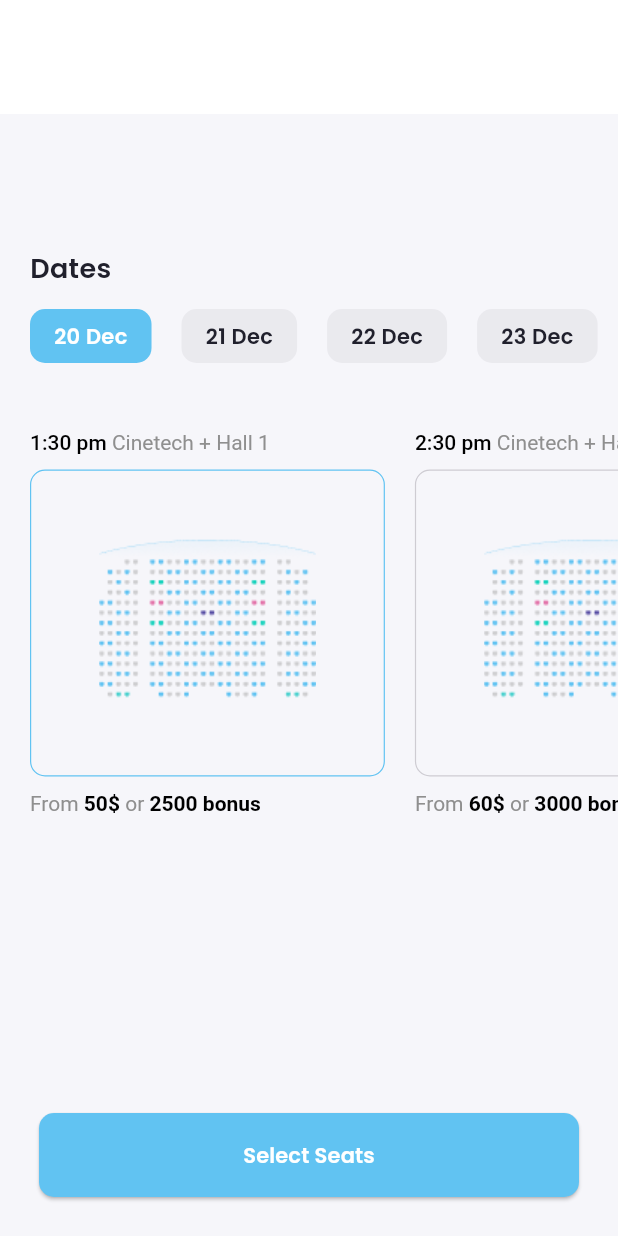
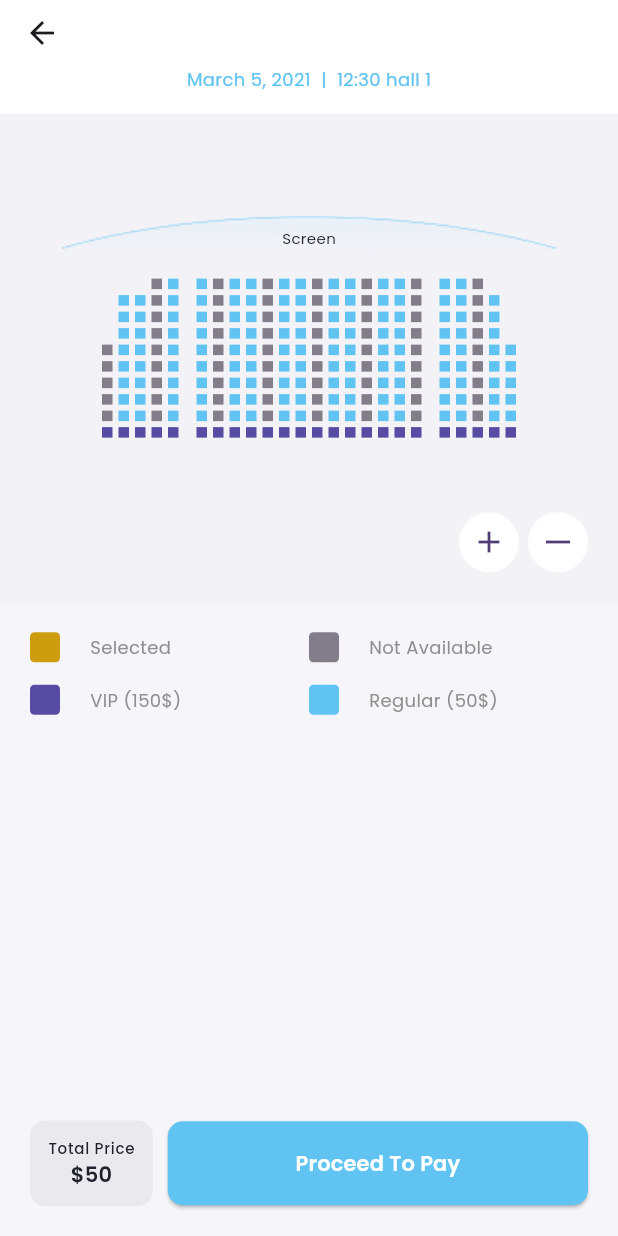
Before and after one commit to nishchalsangai/movies-app, a Flutter app: the ChooseDateView screen opened by its route, after a tap on "Select Seats", on a phone screen of 412 x 824 dp. Run offline on Flutter 3.47's test engine with Material 3 defaults, Android fonts, the phone set to English and light mode, and no system bars; drawn by our look-alikes of oktoast; our stand-ins replace bloc, carousel_slider, dartz, equatable, flutter_bloc, flutter_dotenv and 6 more; missing offline and left inert: fast_cached_network_image; network calls fail.

Commit message:
Seat Mapping UI+Logic completed

```diff
--- a/lib/core/helpers/assets.dart
+++ b/lib/core/helpers/assets.dart
@@ -19,4 +19,5 @@ class Assets {
   static const scifi = 'assets/images/scifi.png';
   static const thriller = 'assets/images/thriller.png';
   static const seat = 'assets/images/seat.png';
+  static const ellipse = 'assets/images/ellipse.png';
 }
--- a/lib/core/router/route_path.dart
+++ b/lib/core/router/route_path.dart
@@ -37,6 +37,8 @@ class RoutePath {
   );
 
 
+
+
   static RouteName more = RouteName(
     'more',
   );
--- a/lib/core/router/router.dart
+++ b/lib/core/router/router.dart
@@ -14,6 +14,7 @@ import 'package:movies_app/modules/movies/presentation/views/movie_details/movie
 import 'package:movies_app/modules/movies/presentation/views/search_movie/search_movie_view.dart';
 import 'package:movies_app/modules/movies/presentation/views/upcoming_movies/upcoming_movies_view.dart';
 import 'package:movies_app/modules/seat_mapping/presentation/views/choose_date_view.dart';
+import 'package:movies_app/modules/seat_mapping/presentation/views/seat_mapping_view.dart';
 import 'package:movies_app/modules/video/presentation/views/video_view.dart';
 import 'package:provider/provider.dart';
 
@@ -162,6 +163,22 @@ class MyRouter {
           );
         },
       ),
+         GoRoute(
+        name: RoutePath.seatMapping.name,
+        path: RoutePath.seatMapping.path,
+        pageBuilder: (BuildContext context, GoRouterState state) {
+          final title = state.queryParameters['title'] ?? '';
+          final subTitle = state.queryParameters['subTitle'] ?? '';
+          return buildPageWithSlideTransition(
+            child: SeatMappingView(
+              title: title,
+              subtitle: subTitle,
+            ),
+            context: context,
+            state: state,
+          );
+        },
+      ),
     ],
   );
 }
--- a/lib/modules/base/views/base_view.dart
+++ b/lib/modules/base/views/base_view.dart
@@ -65,7 +65,7 @@ class _BaseViewState extends State<BaseView> {
                     height: 120,
                     child: BottomNavigationBar(
                       onTap: (index) {
-                        bottomNavigationManager.navigateToIndex(index);
+                        // bottomNavigationManager.navigateToIndex(index);
                       },
                       backgroundColor: AppTheme.primaryColor,
                       currentIndex: bottomNavigationManager.selectedIndex,
@@ -73,7 +73,7 @@ class _BaseViewState extends State<BaseView> {
                       unselectedItemColor: AppTheme.bodyTextColor,
                       selectedFontSize: 12,
                       type: BottomNavigationBarType.fixed,
-                      selectedLabelStyle: TextStyle(color: Colors.black),
+                      selectedLabelStyle: const TextStyle(color: Colors.black),
                       unselectedLabelStyle:
                           const TextStyle(color: AppTheme.bodyTextColor),
                       items: bottomNavigationManager.menuItems
--- /dev/null
+++ b/lib/modules/seat_mapping/domain/entity/seat_entity.dart
@@ -0,0 +1,17 @@
+import 'package:equatable/equatable.dart';
+
+
+enum SeatType { selected, notAvailable, vip, regular }
+
+class SeatEntity extends Equatable{
+  int row;
+  int col;
+  bool available;
+  SeatType seatType;
+
+  SeatEntity(this.row, this.col, this.available, this.seatType);
+
+  @override
+
+  List<Object?> get props =>[row,col,available,seatType];
+}
--- a/lib/modules/seat_mapping/presentation/views/choose_date_view.dart
+++ b/lib/modules/seat_mapping/presentation/views/choose_date_view.dart
@@ -1,7 +1,9 @@
 import 'package:flutter/material.dart';
+import 'package:go_router/go_router.dart';
 import 'package:movies_app/core/helpers/app_theme.dart';
 import 'package:movies_app/core/helpers/assets.dart';
 import 'package:movies_app/core/helpers/extensions.dart';
+import 'package:movies_app/core/router/route_path.dart';
 
 class ChooseDateView extends StatefulWidget {
   const ChooseDateView(
@@ -192,7 +194,12 @@ class _ChooseDateViewState extends State<ChooseDateView> {
       bottomNavigationBar: Padding(
         padding: const EdgeInsets.all(26),
         child: ElevatedButton(
-          onPressed: () {},
+          onPressed: () {
+            context.pushNamed(RoutePath.seatMapping.name, queryParameters: {
+              'title': widget.title,
+              'subTitle': 'March 5, 2021  |  12:30 hall 1'
+            });
+          },
           style: AppTheme.styleFrom2,
           child: Text(
             'Select Seats',
--- /dev/null
+++ b/lib/modules/seat_mapping/presentation/views/seat_mapping_view.dart
@@ -0,0 +1,437 @@
+import 'dart:developer';
+import 'dart:math';
+
+import 'package:flutter/material.dart';
+import 'package:movies_app/core/helpers/app_theme.dart';
+import 'package:movies_app/core/helpers/assets.dart';
+import 'package:movies_app/core/helpers/extensions.dart';
+import 'package:movies_app/modules/seat_mapping/domain/entity/seat_entity.dart';
+
+class SeatMappingView extends StatefulWidget {
+  const SeatMappingView(
+      {super.key, required this.title, required this.subtitle});
+  final String title;
+  final String subtitle;
+  @override
+  State<SeatMappingView> createState() => _SeatMappingViewState();
+}
+
+class _SeatMappingViewState extends State<SeatMappingView> {
+  final TransformationController _transformationController =
+      TransformationController();
+  double _currentScale = 1.0;
+  final double _scaleIncrement = 0.1;
+
+  int totalRows = 24;
+  int totalColumns = 10;
+
+  List<SeatEntity> selectedSeats = [];
+  List<SeatEntity> seats = [];
+
+  @override
+  void initState() {
+    List<List>.generate(
+        totalRows,
+        (i) => List<dynamic>.generate(
+            totalColumns,
+            (index) => seatMaker(index, i)
+                ? null
+                : seats.add(SeatEntity(
+                    i,
+                    index,
+                    i % 3 != 0 || index == 9,
+                    index == 9
+                        ? SeatType.vip
+                        : i % 3 == 0 && index != 9
+                            ? SeatType.notAvailable
+                            : SeatType.regular)),
+            growable: false),
+        growable: false);
+
+    super.initState();
+  }
+
+  void _zoomIn() {
+    setState(() {
+      _currentScale += _scaleIncrement;
+      _transformationController.value = Matrix4.identity()
+        ..scale(_currentScale);
+    });
+  }
+
+  void _zoomOut() {
+    setState(() {
+      _currentScale = (_currentScale - _scaleIncrement).clamp(0.5, 4.0);
+      _transformationController.value = Matrix4.identity()
+        ..scale(_currentScale);
+    });
+  }
+
+  @override
+  Widget build(BuildContext context) {
+    return Scaffold(
+      backgroundColor: AppTheme.chipBackground,
+      appBar: AppBar(
+        title: Text(
+          widget.title,
+          style: AppTheme.title,
+        ),
+        bottom: PreferredSize(
+            preferredSize: const Size.fromHeight(20),
+            child: Padding(
+              padding: const EdgeInsets.only(bottom: 15),
+              child: Align(
+                alignment: Alignment.topCenter,
+                child: Text(
+                  widget.subtitle,
+                  style:
+                      const TextStyle(color: AppTheme.nearyBlue, fontSize: 12),
+                ),
+              ),
+            )),
+      ),
+      body: Column(
+        children: [
+          Expanded(
+            child: Container(
+              padding: const EdgeInsets.symmetric(vertical: 20),
+              color: AppTheme.greyColorLight.withOpacity(0.1),
+              child: Column(
+                children: [
+                  Expanded(
+                    child: Center(
+                      child: InteractiveViewer(
+                        transformationController: _transformationController,
+                        boundaryMargin: const EdgeInsets.all(20.0),
+                        minScale: 0.5,
+                        maxScale: 4.0,
+                        child: Column(
+                          mainAxisAlignment: MainAxisAlignment.center,
+                          children: [
+                            Stack(
+                              children: [
+                                Center(child: Image.asset(Assets.ellipse)),
+                                const Align(
+                                  alignment: Alignment.bottomCenter,
+                                  child: Padding(
+                                    padding: EdgeInsets.all(8.0),
+                                    child: Text(
+                                      'Screen',
+                                      style: TextStyle(fontSize: 10),
+                                    ),
+                                  ),
+                                ),
+                              ],
+                            ),
+                            const SizedBox(
+                              height: 5,
+                            ),
+                            Row(
+                              mainAxisAlignment: MainAxisAlignment.center,
+                              children: [
+                                ...List.generate(
+                                  totalRows,
+                                  (index) => Padding(
+                                    padding: EdgeInsets.only(
+                                        right:
+                                            index == 4 || index == 18 ? 8 : 0),
+                                    child: Column(
+                                      mainAxisAlignment:
+                                          MainAxisAlignment.center,
+                                      children: [
+                                        ...List.generate(
+                                          totalColumns,
+                                          (subIndex) {
+                                            SeatEntity? seatValue;
+                                            if (!seatMaker(subIndex, index)) {
+                                              seatValue = seats.firstWhere(
+                                                (element) =>
+                                                    element.row == index &&
+                                                    element.col == subIndex,
+                                              );
+                                            }
+
+                                            return Padding(
+                                              padding: const EdgeInsets.all(2),
+                                              child: seatMaker(subIndex, index)
+                                                  ? const SizedBox(
+                                                      height: 7,
+                                                      width: 7,
+                                                    )
+                                                  : InkWell(
+                                                      onTap: seatValue!
+                                                              .available
+                                                          ? () {
+                                                              setState(() {
+                                                                if (selectedSeats
+                                                                    .contains(
+                                                                        seatValue)) {
+                                                                  selectedSeats
+                                                                      .remove(
+                                                                          seatValue);
+                                                                } else {
+                                                                  selectedSeats.add(
+                                                                      seatValue!);
+                                                                }
+                                                              });
+                                                            }
+                                                          : null,
+                                                      child: Container(
+                                                        height: 7,
+                                                        width: 7,
+                                                        color: selectedSeats
+                                                                .contains(
+                                                                    seatValue)
+                                                            ? AppTheme
+                                                                .vibrantMustard
+                                                            : seatValue.seatType ==
+                                                                    SeatType
+                                                                        .regular
+                                                                ? AppTheme
+                                                                    .nearyBlue
+                                                                : seatValue.seatType ==
+                                                                        SeatType
+                                                                            .vip
+                                                                    ? AppTheme
+                                                                        .vibrantPurple
+                                                                    : AppTheme
+                                                                        .greyColor,
+                                                      ),
+                                                    ),
+                                            );
+                                          },
+                                        ),
+                                      ],
+                                    ),
+                                  ),
+                                )
+                              ],
+                            ),
+                          ],
+                        ),
+                      ),
+                    ),
+                  ),
+                  Padding(
+                    padding: const EdgeInsets.symmetric(horizontal: 20),
+                    child: Row(
+                      mainAxisAlignment: MainAxisAlignment.end,
+                      children: [
+                        CircleAvatar(
+                          backgroundColor: Colors.white,
+                          child: IconButton(
+                            icon: const Icon(Icons.add),
+                            onPressed: _zoomIn,
+                          ),
+                        ),
+                        const SizedBox(
+                          width: 6,
+                        ),
+                        CircleAvatar(
+                          backgroundColor: Colors.white,
+                          child: IconButton(
+                            icon: const Icon(Icons.horizontal_rule),
+                            onPressed: _zoomOut,
+                          ),
+                        ),
+                      ],
+                    ),
+                  ),
+                ],
+              ),
+            ),
+          ),
+          Expanded(
+              child: SingleChildScrollView(
+            child: Padding(
+              padding: const EdgeInsets.all(20),
+              child: Column(
+                crossAxisAlignment: CrossAxisAlignment.start,
+                children: [
+                  const Row(
+                    children: [
+                      Expanded(
+                        child: SeatLegends(
+                          color: AppTheme.vibrantMustard,
+                          title: 'Selected',
+                        ),
+                      ),
+                      Expanded(
+                        child: SeatLegends(
+                          color: AppTheme.greyColor,
+                          title: 'Not Available',
+                        ),
+                      ),
+                    ],
+                  ),
+                  const SizedBox(
+                    height: 15,
+                  ),
+                  const Row(
+                    children: [
+                      Expanded(
+                        child: SeatLegends(
+                          color: AppTheme.vibrantPurple,
+                          title: 'VIP (150\$)',
+                        ),
+                      ),
+                      Expanded(
+                        child: SeatLegends(
+                          color: AppTheme.nearyBlue,
+                          title: 'Regular (50\$)',
+                        ),
+                      ),
+                    ],
+                  ),
+                  const SizedBox(
+                    height: 30,
+                  ),
+                  Wrap(
+                    runSpacing: 10,
+                    spacing: 10,
+                    children: [
+                      ...List.generate(
+                          selectedSeats.length,
+                          (index) => Container(
+                                padding: const EdgeInsets.symmetric(
+                                    horizontal: 12, vertical: 6),
+                                decoration: BoxDecoration(
+                                    color: AppTheme.greyColor.withOpacity(0.1),
+                                    borderRadius: BorderRadius.circular(10)),
+                                child: Row(
+                                  mainAxisSize: MainAxisSize.min,
+                                  children: [
+                                    RichText(
+                                      text: TextSpan(
+                                          text:
+                                              '${selectedSeats[index].col} / ',
+                                          children: [
+                                            TextSpan(
+                                                text:
+                                                    '${selectedSeats[index].row} row',
+                                                style: const TextStyle(
+                                                    fontSize: 10,
+                                                    fontWeight: FontWeight.w400,
+                                                    color: Colors.black))
+                                          ],
+                                          style: const TextStyle(
+                                              fontSize: 14,
+                                              fontWeight: FontWeight.w400,
+                                              color: Colors.black)),
+                                    ),
+                                    const SizedBox(
+                                      width: 10,
+                                    ),
+                                    GestureDetector(
+                                      onTap: () {
+                                        setState(() {
+                                          selectedSeats
+                                              .remove(selectedSeats[index]);
+                                        });
+                                      },
+                                      child: const Icon(
+                                        Icons.close,
+                                        size: 14,
+                                      ),
+                                    ),
+                                  ],
+                                ),
+                              ))
+                    ],
+                  )
+                ],
+              ),
+            ),
+          )),
+        ],
+      ),
+      bottomNavigationBar: Padding(
+        padding: const EdgeInsets.all(20),
+        child: Column(
+          mainAxisSize: MainAxisSize.min,
+          children: [
+            Row(
+              children: [
+                Container(
+                  padding:
+                      const EdgeInsets.symmetric(horizontal: 12, vertical: 11),
+                  decoration: BoxDecoration(
+                      color: AppTheme.greyColor.withOpacity(0.1),
+                      borderRadius: BorderRadius.circular(10)),
+                  child: Column(
+                    children: [
+                      Text(
+                        'Total Price',
+                        style: context.textTheme.labelSmall!
+                            .copyWith(fontSize: 10),
+                      ),
+                      Text(
+                        '\$50',
+                        style: context.textTheme.labelLarge!
+                            .copyWith(fontWeight: FontWeight.w600),
+                      )
+                    ],
+                  ),
+                ),
+                const SizedBox(
+                  width: 10,
+                ),
+                Expanded(
+                  child: ElevatedButton(
+                    onPressed: () {},
+                    style: AppTheme.styleFrom2,
+                    child: Text(
+                      'Proceed To Pay',
+                      style: AppTheme.btnTxtStyle,
+                    ),
+                  ),
+                ),
+              ],
+            ),
+          ],
+        ),
+      ),
+    );
+  }
+
+  bool seatMaker(int subIndex, int index) {
+    return (subIndex == 0 && (index >= 0 && index < 3) ||
+            (subIndex == 0 && (index <= 24 && index > 21))) ||
+        ((index == 0 && (subIndex >= 0 && subIndex < 4)) ||
+            (index == 23 && (subIndex >= 0 && subIndex < 4)));
+  }
+}
+
+class SeatLegends extends StatelessWidget {
+  const SeatLegends({
+    super.key,
+    required this.color,
+    required this.title,
+  });
+  final Color color;
+  final String title;
+  @override
+  Widget build(BuildContext context) {
+    return Row(
+      mainAxisSize: MainAxisSize.min,
+      mainAxisAlignment: MainAxisAlignment.start,
+      children: [
+        Container(
+          height: 20,
+          width: 20,
+          decoration: BoxDecoration(
+            borderRadius: BorderRadius.circular(3),
+            color: color,
+          ),
+        ),
+        const SizedBox(
+          width: 20,
+        ),
+        Text(
+          title,
+          style: const TextStyle(fontSize: 12, color: AppTheme.bodyTextColor),
+        ),
+      ],
+    );
+  }
+}
```
Also changed, not shown: assets/images/ellipse.png (added).
